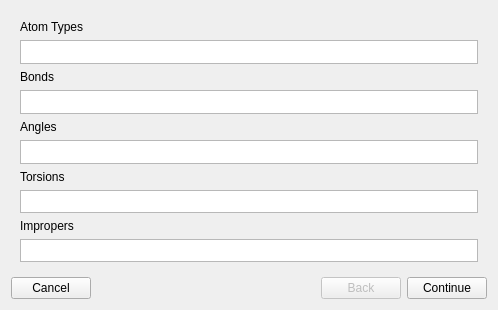
Before: the Qt Designer form src/gui/importforcefieldwizard.ui in disorderedmaterials/dissolve, drawn with Qt 5.
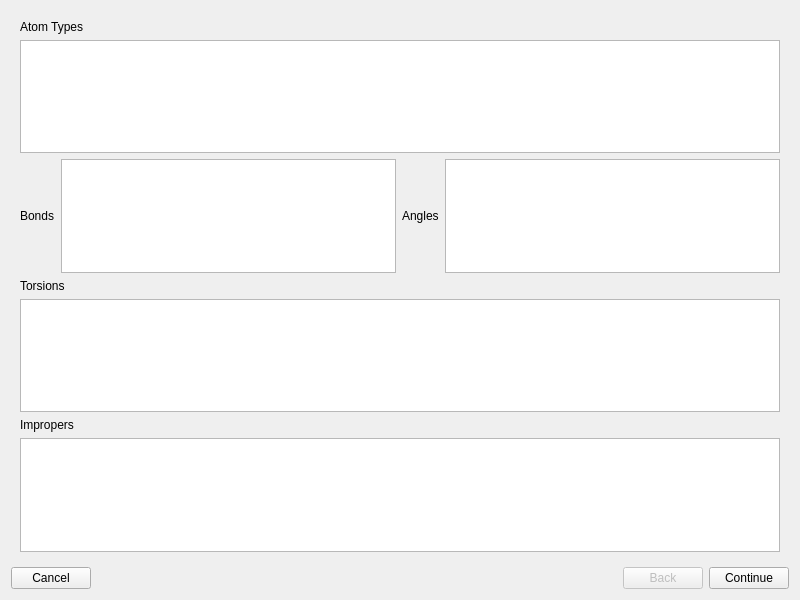
After: the same form once the commit is applied. The open tabs and pages were chosen to show the change. Icons and pictures are not drawn.

The edit to the form file:
```diff
--- a/src/gui/importforcefieldwizard.ui
+++ b/src/gui/importforcefieldwizard.ui
@@ -6,8 +6,8 @@
    <rect>
     <x>0</x>
     <y>0</y>
-    <width>498</width>
-    <height>310</height>
+    <width>800</width>
+    <height>600</height>
    </rect>
   </property>
   <property name="windowTitle">
@@ -69,7 +69,9 @@
           <widget class="QTableView" name="atomTable"/>
          </item>
          <item>
-          <widget class="QLabel" name="label_3">
+          <layout class="QHBoxLayout" name="horizontalLayout_temp">
+	    <item>
+	  <widget class="QLabel" name="label_3">
            <property name="text">
             <string>Bonds</string>
            </property>
@@ -88,6 +90,8 @@
          <item>
           <widget class="QTableView" name="angleTable"/>
          </item>
+	  </layout>
+	 </item>
          <item>
           <widget class="QLabel" name="label_torsion_table">
            <property name="text">
```
